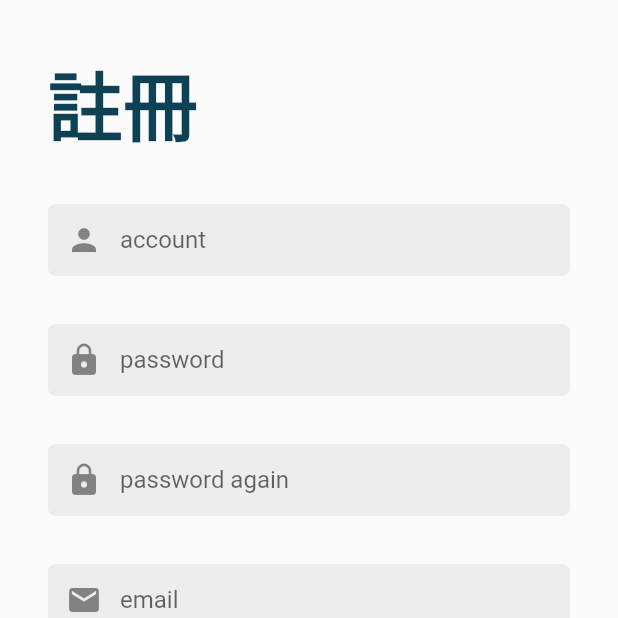
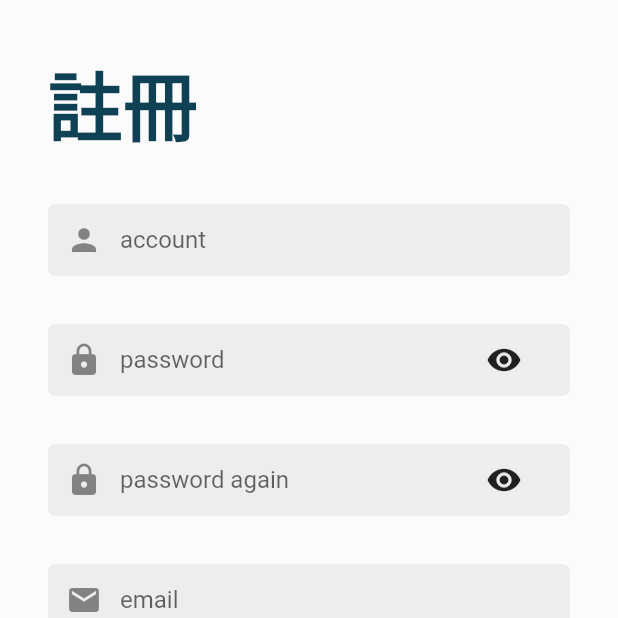
Before and after one commit to bbblu/courtesy-umbrella-app, a Flutter app: the SignUpPage screen opened directly, on a phone screen of 412 x 824 dp, the top half of it. Run offline on Flutter 3.47's test engine with Material 2 defaults, Android fonts, the light colour scheme and no system bars; our stand-ins replace bloc, equatable, flutter_bloc, flutter_svg, rxdart.

Commit message:
feat(text_field): add visibility button

```diff
--- a/lib/common/text_field.dart
+++ b/lib/common/text_field.dart
@@ -1,31 +1,58 @@
 import 'package:flutter/material.dart';
 
-class MyTextFormField extends StatelessWidget {
+class MyTextField extends StatefulWidget {
   final Icon prefixIcon;
   final String hintText;
   final Stream<String> stream;
   final Function(String) onChanged;
-  final bool obscureText;
+  final bool isPassword;
 
-  MyTextFormField({
+  MyTextField({
     Key key,
     @required this.prefixIcon,
     @required this.hintText,
     @required this.stream,
     @required this.onChanged,
-    this.obscureText = false,
+    this.isPassword = false,
   }) : super(key: key);
+
+  @override
+  _MyTextFieldState createState() => _MyTextFieldState();
+}
+
+class _MyTextFieldState extends State<MyTextField> {
+  bool _obscureText;
+
+  void _onVisibilityButtonPressed() {
+    setState(() {
+      _obscureText = !_obscureText;
+    });
+  }
+
+  @override
+  void initState() {
+    super.initState();
+    _obscureText = widget.isPassword;
+  }
 
   @override
   Widget build(BuildContext context) {
     return StreamBuilder(
-      stream: stream,
+      stream: widget.stream,
       builder: (context, snapshot) {
         return TextField(
           decoration: InputDecoration(
-            prefixIcon: prefixIcon,
-            hintText: hintText,
+            prefixIcon: widget.prefixIcon,
+            hintText: widget.hintText,
             errorText: snapshot.error,
+            suffixIcon: widget.isPassword
+                ? FlatButton(
+                    onPressed: _onVisibilityButtonPressed,
+                    child: Icon(
+                      _obscureText ? Icons.visibility : Icons.visibility_off,
+                    ),
+                  )
+                : null,
             contentPadding: EdgeInsets.symmetric(vertical: 10.0),
             filled: true,
             fillColor: Colors.grey[300].withOpacity(0.5),
@@ -39,8 +66,8 @@ class MyTextFormField extends StatelessWidget {
               ),
             ),
           ),
-          obscureText: obscureText,
-          onChanged: onChanged,
+          onChanged: widget.onChanged,
+          obscureText: _obscureText,
         );
       },
     );
--- a/lib/sign_up/widget/sign_up_form.dart
+++ b/lib/sign_up/widget/sign_up_form.dart
@@ -14,23 +14,25 @@ class SignUpForm extends StatelessWidget {
       child: Wrap(
         runSpacing: 32.0,
         children: <Widget>[
-          MyTextFormField(
+          MyTextField(
             prefixIcon: Icon(Icons.person),
             hintText: 'account',
           ),
-          MyTextFormField(
+          MyTextField(
             prefixIcon: Icon(Icons.lock),
             hintText: 'password',
+            isPassword: true,
           ),
-          MyTextFormField(
+          MyTextField(
             prefixIcon: Icon(Icons.lock),
             hintText: 'password again',
+            isPassword: true,
           ),
-          MyTextFormField(
+          MyTextField(
             prefixIcon: Icon(Icons.email),
             hintText: 'email',
           ),
-          MyTextFormField(
+          MyTextField(
             prefixIcon: Icon(Icons.cake),
             hintText: 'birthday',
           ),
```
Also changed, not shown: lib/login/bloc/login_validator.dart (+20 -7 lines), lib/login/widget/login_form.dart (+10 -5 lines).
